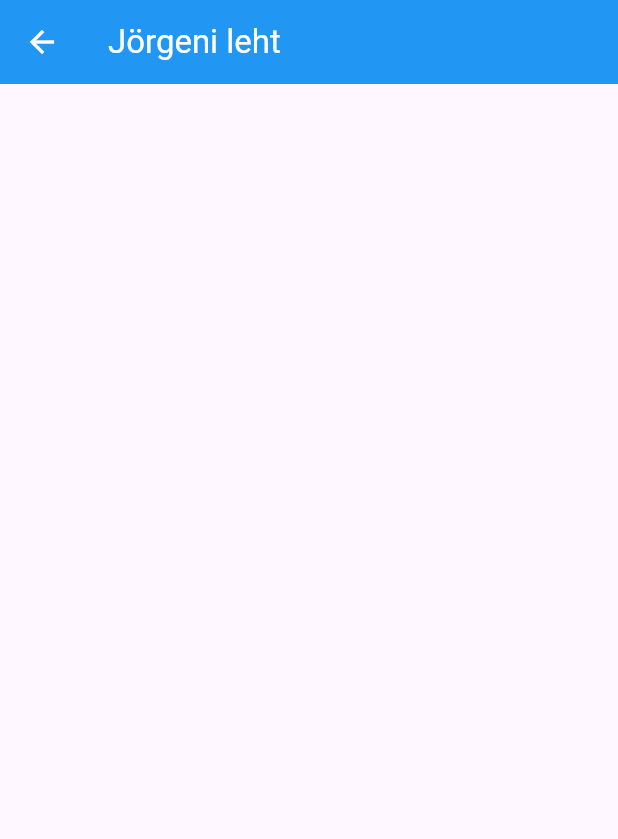
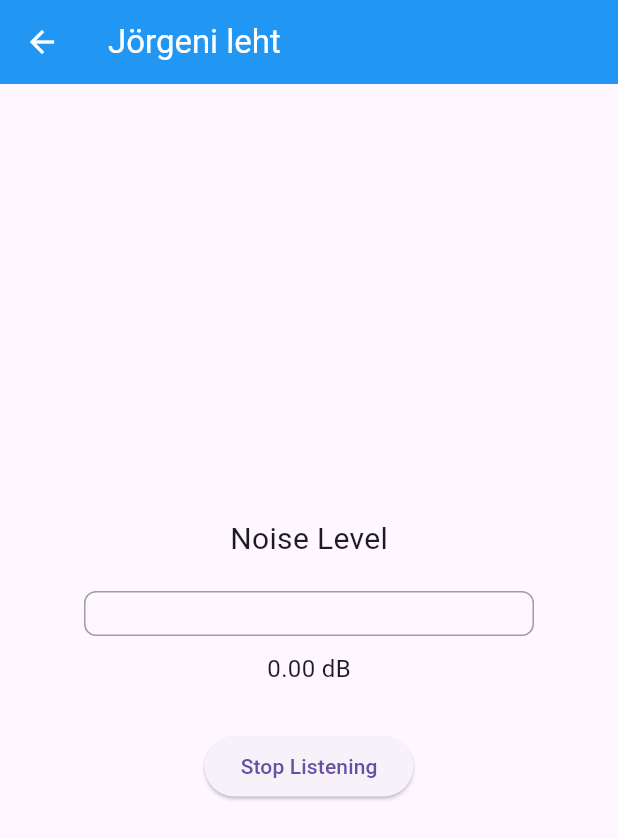
Before and after one commit to krisdjan/moblapp, a Flutter app: the screen it shows after launch, after a tap on "Jörgen", on a phone screen of 412 x 824 dp. Shown: the top 839 px of the screen. Run offline on Flutter 3.47's test engine with Material 3 defaults, Android fonts, the phone set to English and light mode, and no system bars; our stand-ins replace camera, permission_handler; missing offline and left inert: noise_meter.

Commit message:
feat: add mic input access and DB display

```diff
--- a/myapp/lib/pages/jorgenpage.dart
+++ b/myapp/lib/pages/jorgenpage.dart
@@ -1,12 +1,125 @@
+import 'dart:async';
 import 'package:flutter/material.dart';
+import 'package:noise_meter/noise_meter.dart';
+import 'package:permission_handler/permission_handler.dart';
 
-class JorgenPage extends StatelessWidget {
+class JorgenPage extends StatefulWidget {
   const JorgenPage({super.key});
 
   @override
+  State<JorgenPage> createState() => _JorgenPageState();
+}
+
+class _JorgenPageState extends State<JorgenPage> {
+  late NoiseMeter _noiseMeter;
+  StreamSubscription<NoiseReading>? _noiseSubscription;
+  double _currentDecibel = 0.0;
+  bool _isRecording = false;
+
+  @override
+  void initState() {
+    super.initState();
+    _noiseMeter = NoiseMeter();
+    _requestPermissionAndStart();
+  }
+
+  Future<void> _requestPermissionAndStart() async {
+    var status = await Permission.microphone.request();
+    if (status.isGranted) {
+      _startListening();
+    } else {
+      debugPrint("Microphone permission denied");
+    }
+  }
+
+  void _startListening() {
+    try {
+      _noiseSubscription = _noiseMeter.noise.listen((noiseReading) {
+        setState(() {
+          _currentDecibel = noiseReading.meanDecibel;
+        });
+      });
+      setState(() => _isRecording = true);
+    } catch (err) {
+      debugPrint("Failed to start listening: $err");
+    }
+  }
+
+  void _stopListening() {
+    _noiseSubscription?.cancel();
+    _noiseSubscription = null;
+    setState(() => _isRecording = false);
+  }
+
+  @override
+  void dispose() {
+    _stopListening();
+    super.dispose();
+  }
+
+  @override
   Widget build(BuildContext context) {
+    // Replace infinity with 0 for display
+    final double db = _currentDecibel.isInfinite ? 0.0 : _currentDecibel;
+
+    // Normalize dB to a range (0 dB = silence, 120 dB = jet engine)
+    final double normalizedDb = (db.clamp(0, 120)) / 120;
+
+    // Pick bar color based on loudness
+    Color getBarColor(double value) {
+      if (value < 0.4) return Colors.green;
+      if (value < 0.7) return Colors.yellow;
+      return Colors.red;
+    }
+
     return Scaffold(
-      appBar: AppBar(title: const Text("Jörgeni leht"),)
+      appBar: AppBar(title: const Text("Jörgeni leht")),
+      body: Center(
+        child: Column(
+          mainAxisAlignment: MainAxisAlignment.center,
+          children: [
+            const Text("Noise Level", style: TextStyle(fontSize: 20)),
+
+            const SizedBox(height: 20),
+
+            Container(
+              width: 300,
+              height: 30,
+              decoration: BoxDecoration(
+                border: Border.all(color: Colors.grey),
+                borderRadius: BorderRadius.circular(8),
+              ),
+              child: Stack(
+                children: [
+                  FractionallySizedBox(
+                    widthFactor: normalizedDb,
+                    child: Container(
+                      decoration: BoxDecoration(
+                        color: getBarColor(normalizedDb),
+                        borderRadius: BorderRadius.circular(8),
+                      ),
+                    ),
+                  ),
+                ],
+              ),
+            ),
+
+            const SizedBox(height: 10),
+
+            Text(
+              "${db.toStringAsFixed(2)} dB",
+              style: const TextStyle(fontSize: 16),
+            ),
+
+            const SizedBox(height: 30),
+
+            ElevatedButton(
+              onPressed: _isRecording ? _stopListening : _startListening,
+              child: Text(_isRecording ? "Stop Listening" : "Start Listening"),
+            ),
+          ],
+        ),
+      ),
     );
   }
 }
--- a/myapp/pubspec.yaml
+++ b/myapp/pubspec.yaml
@@ -37,6 +37,8 @@ dependencies:
   camera: ^0.11.1
   path_provider: ^2.1.5
   path: ^1.9.1
+  noise_meter: ^5.0.2
+  permission_handler: ^11.4.0
 
 dev_dependencies:
   flutter_test:
```
Also changed, not shown: myapp/pubspec.lock, 12 other files.
